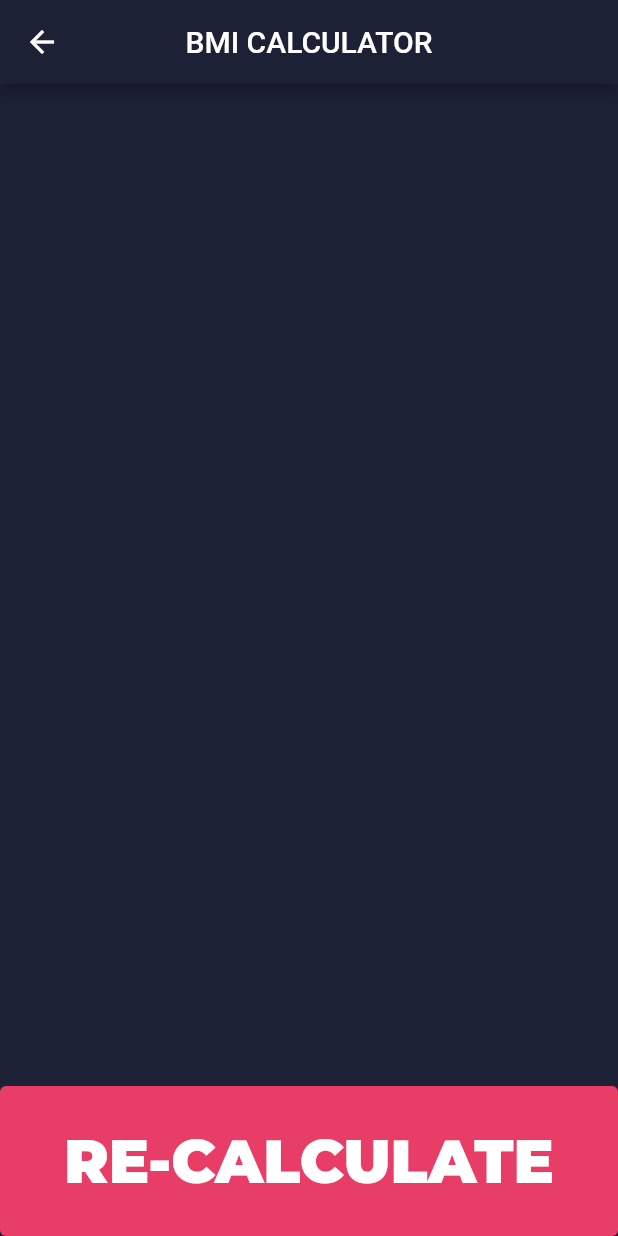
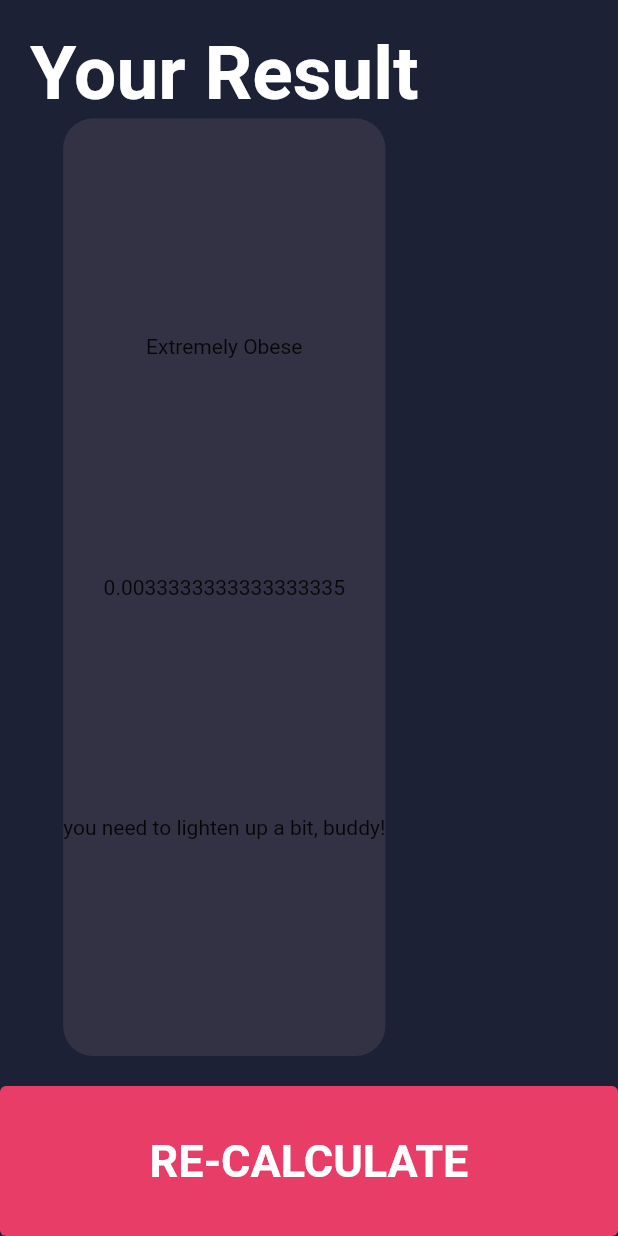
Before and after one commit to AndrewJacop/bmi_calculator_v2, a Flutter app: the screen it shows after launch, after a tap on "CALCULATE", on a phone screen of 412 x 824 dp. Run offline on Flutter 3.47's test engine with Material 2 defaults, Android fonts, the phone set to English and light mode, and no system bars; our stand-ins replace google_fonts; missing offline and left inert: dart:html.

Commit message:
set Result calculation

```diff
--- a/lib/main.dart
+++ b/lib/main.dart
@@ -35,6 +35,7 @@ class _HomePageState extends State<HomePage> {
   double _height = 150;
   double _age = 20;
   double _weight = 75;
+  double _score = 18.5;
   @override
   Widget build(BuildContext context) {
     return Scaffold(
@@ -49,9 +50,10 @@ class _HomePageState extends State<HomePage> {
             backgroundColor:
                 MaterialStateProperty.all(mycolorpaletteAccent[100])),
         onPressed: () {
+          _score = _weight / (_height * _height);
           Navigator.push(
             context,
-            MaterialPageRoute(builder: (context) => ResultPage()),
+            MaterialPageRoute(builder: (context) => ResultPage(score: _score)),
           );
         },
         child: Text(
--- a/lib/result.dart
+++ b/lib/result.dart
@@ -1,25 +1,89 @@
-import 'package:bmi_calculator_v2/vars.dart';
+import 'dart:html';
+
 import 'package:flutter/material.dart';
 
+import 'package:bmi_calculator_v2/vars.dart';
+
 class ResultPage extends StatelessWidget {
-  const ResultPage({Key? key}) : super(key: key);
+  final double score;
+  var type = '';
+  var comment = '';
+  var txtColor = Colors.green;
+  ResultPage({Key? key, required this.score}) : super(key: key);
   @override
   Widget build(BuildContext context) {
+    if (score > 18.5) {
+      type = 'Underweight';
+      txtColor = Colors.cyan;
+      comment = 'you need to eat a little more, buddy!';
+    } else if (score <= 18.5 && score > 25) {
+      type = 'Normal';
+      txtColor = Colors.green;
+      comment = 'You have a perfect body, good job!';
+    } else if (score <= 25 && score > 30) {
+      type = 'Overweight';
+      txtColor = Colors.yellow;
+      comment = 'you need to be careful, buddy!';
+    } else if (score <= 30 && score > 35) {
+      type = 'Obese';
+      txtColor = Colors.orange;
+      comment = 'you need to hit the gym more, buddy!';
+    } else {
+      type = 'Extremely Obese';
+      txtColor = Colors.red;
+      comment = 'you need to lighten up a bit, buddy!';
+    }
+    ;
     return Scaffold(
       backgroundColor: mycolorpalette,
-      appBar: AppBar(
+      /* appBar: AppBar(
         title: Text('BMI CALCULATOR'),
         centerTitle: true,
-      ),
+      ), */
       bottomNavigationBar: TextButton(
         style: ButtonStyle(
             minimumSize: MaterialStateProperty.all(Size(1, 100)),
             backgroundColor:
                 MaterialStateProperty.all(mycolorpaletteAccent[100])),
-        onPressed: () {},
-        child: Text('RE-CALCULATE', style: txtStyle2),
+        onPressed: () {
+          Navigator.pop(context);
+        },
+        child: Text(
+          'RE-CALCULATE',
+          style: TextStyle(
+            color: Colors.white,
+            fontSize: 30,
+            fontWeight: FontWeight.bold,
+          ),
+        ),
       ),
-      body: Padding(padding: const EdgeInsets.all(5.0), child: Container()),
+      body: Padding(
+          padding: const EdgeInsets.all(20),
+          child: Column(
+            children: [
+              const Text(
+                'Your Result',
+                style: TextStyle(
+                  color: Colors.white,
+                  fontSize: 50,
+                  fontWeight: FontWeight.bold,
+                ),
+              ),
+              Expanded(
+                  child: Container(
+                decoration: myBoxDecoration(300),
+                child: Column(
+                  mainAxisAlignment: MainAxisAlignment.spaceEvenly,
+                  crossAxisAlignment: CrossAxisAlignment.center,
+                  children: [
+                    Text('$type'),
+                    Text('$score'),
+                    Text('$comment'),
+                  ],
+                ),
+              )),
+            ],
+          )),
     );
   }
 }
```
